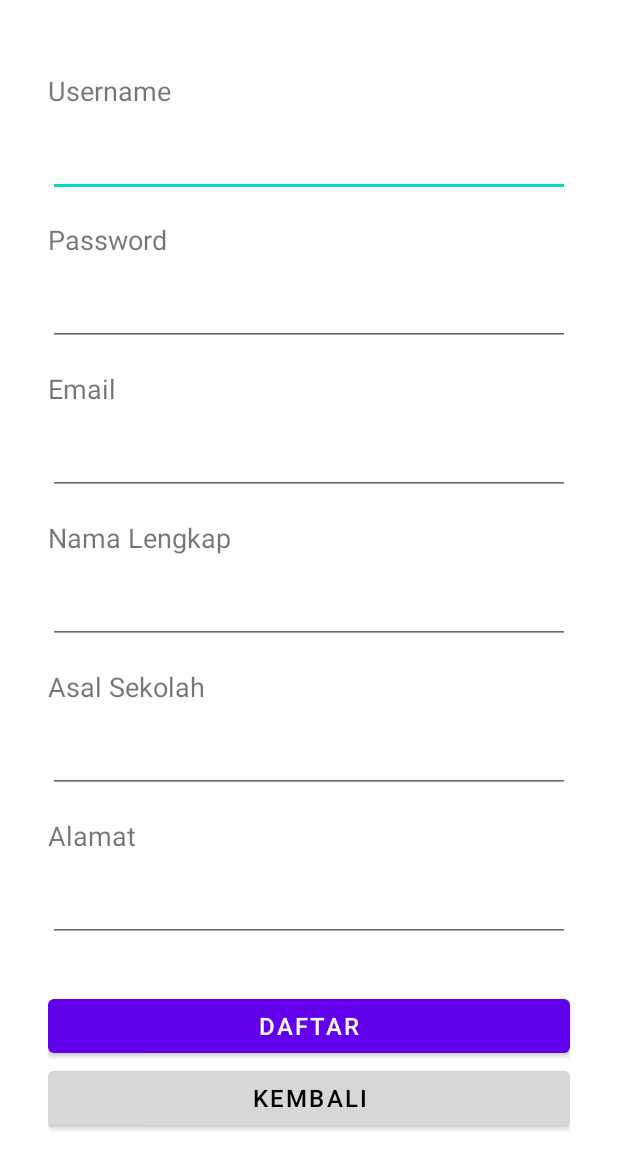
After one commit to sglkc/catatanku, an Android app: the RegisterActivity screen opened directly, with no data from a screen before it, on a phone screen of 412 x 824 dp. The commit adds this screen. Shown: the top 1169 px of the screen. Run offline under Robolectric (Android 15) with nearby library versions, the phone set to English and light mode, and no system bars.

Commit message:
feat: add Register activity

```diff
--- a/app/src/main/AndroidManifest.xml
+++ b/app/src/main/AndroidManifest.xml
@@ -15,6 +15,9 @@
         android:theme="@style/Theme.Catatanku"
         tools:targetApi="31">
         <activity
+            android:name=".RegisterActivity"
+            android:exported="false" />
+        <activity
             android:name=".LoginActivity"
             android:exported="false" />
         <activity
@@ -25,8 +28,7 @@
             android:exported="false" />
         <activity
             android:name=".SplashScreenActivity"
-            android:exported="true"
-            android:theme="@style/Theme.AppCompat.Light.NoActionBar">
+            android:exported="true">
             <intent-filter>
                 <action android:name="android.intent.action.MAIN" />
 
--- /dev/null
+++ b/app/src/main/java/id/my/sglkc/catatanku/RegisterActivity.java
@@ -0,0 +1,98 @@
+package id.my.sglkc.catatanku;
+
+import android.content.Intent;
+import android.os.Bundle;
+import android.widget.Button;
+import android.widget.EditText;
+import android.widget.Toast;
+
+import androidx.activity.EdgeToEdge;
+import androidx.activity.OnBackPressedCallback;
+import androidx.appcompat.app.AppCompatActivity;
+import androidx.core.graphics.Insets;
+import androidx.core.view.ViewCompat;
+import androidx.core.view.WindowInsetsCompat;
+
+public class RegisterActivity extends AppCompatActivity {
+    EditText usernameInput, passwordInput, emailInput, nameInput, schoolInput, addressInput;
+    Button registerButton, backButton;
+
+    @Override
+    protected void onCreate(Bundle savedInstanceState) {
+        super.onCreate(savedInstanceState);
+        getSupportActionBar().hide();
+        EdgeToEdge.enable(this);
+        setContentView(R.layout.activity_register);
+        ViewCompat.setOnApplyWindowInsetsListener(findViewById(R.id.main), (v, insets) -> {
+            Insets systemBars = insets.getInsets(WindowInsetsCompat.Type.systemBars());
+            v.setPadding(systemBars.left, systemBars.top, systemBars.right, systemBars.bottom);
+            return insets;
+        });
+
+        getOnBackPressedDispatcher().addCallback(this, new OnBackPressedCallback(true) {
+            @Override
+            public void handleOnBackPressed() {
+                goTo(LoginActivity.class);
+            }
+        });
+
+        usernameInput = findViewById(R.id.usernameInput);
+        passwordInput = findViewById(R.id.passwordInput);
+        emailInput = findViewById(R.id.emailInput);
+        nameInput = findViewById(R.id.nameInput);
+        schoolInput = findViewById(R.id.schoolInput);
+        addressInput = findViewById(R.id.addressInput);
+        registerButton = findViewById(R.id.registerButton);
+        backButton = findViewById(R.id.backButton);
+
+        registerButton.setOnClickListener(view -> register());
+        backButton.setOnClickListener(view -> getOnBackPressedDispatcher().onBackPressed());
+    }
+
+    protected void goTo(Class<?> activity) {
+        Intent intent = new Intent(RegisterActivity.this, activity);
+        startActivity(intent);
+        finish();
+    }
+
+    protected String[] validate() throws Exception {
+        String username = usernameInput.getText().toString();
+        String password = passwordInput.getText().toString();
+        String email = emailInput.getText().toString();
+        String name = nameInput.getText().toString();
+        String school = schoolInput.getText().toString();
+        String address = addressInput.getText().toString();
+        String[] data = new String[]{username, password, email, name, school, address};
+
+        for (String input: data) {
+            if (input.isEmpty()) throw new Exception();
+        }
+
+        return data;
+    }
+
+    protected void register() {
+        String[] data;
+
+        try {
+            data = validate();
+        } catch (Exception e) {
+            Toast.makeText(this, "Input tidak boleh kosong!", Toast.LENGTH_SHORT).show();
+            return;
+        }
+
+        Account.Responses res = Account.register(data);
+
+        switch(res) {
+            case ERROR:
+                Toast.makeText(this, "Tidak dapat membaca akun", Toast.LENGTH_SHORT).show();
+                break;
+            case ALREADY_EXISTS:
+                Toast.makeText(this, "Username sudah dipakai", Toast.LENGTH_SHORT).show();
+                break;
+            case SUCCESS:
+                goTo(MainActivity.class);
+                break;
+        }
+    }
+}
--- a/app/src/main/java/id/my/sglkc/catatanku/SplashScreenActivity.java
+++ b/app/src/main/java/id/my/sglkc/catatanku/SplashScreenActivity.java
@@ -3,6 +3,8 @@ package id.my.sglkc.catatanku;
 import android.content.Intent;
 import android.os.Bundle;
 import android.os.Handler;
+import android.widget.Button;
+import android.widget.EditText;
 
 import androidx.activity.EdgeToEdge;
 import androidx.appcompat.app.AppCompatActivity;
@@ -11,10 +13,10 @@ import androidx.core.view.ViewCompat;
 import androidx.core.view.WindowInsetsCompat;
 
 public class SplashScreenActivity extends AppCompatActivity {
-
     @Override
     protected void onCreate(Bundle savedInstanceState) {
         super.onCreate(savedInstanceState);
+        getSupportActionBar().hide();
         EdgeToEdge.enable(this);
         setContentView(R.layout.activity_splash_screen);
         ViewCompat.setOnApplyWindowInsetsListener(findViewById(R.id.main), (v, insets) -> {
@@ -23,6 +25,8 @@ public class SplashScreenActivity extends AppCompatActivity {
             return insets;
         });
 
+        Account.setContext(this);
+
         new Handler().postDelayed(() -> {
             Intent i = new Intent(SplashScreenActivity.this, LoginActivity.class);
             startActivity(i);
--- /dev/null
+++ b/app/src/main/res/layout/activity_register.xml
@@ -0,0 +1,148 @@
+<?xml version="1.0" encoding="utf-8"?>
+<androidx.constraintlayout.widget.ConstraintLayout xmlns:android="http://schemas.android.com/apk/res/android"
+    xmlns:app="http://schemas.android.com/apk/res-auto"
+    xmlns:tools="http://schemas.android.com/tools"
+    android:id="@+id/main"
+    android:layout_width="match_parent"
+    android:layout_height="match_parent"
+    tools:context=".RegisterActivity">
+
+    <ScrollView
+        android:layout_width="match_parent"
+        android:layout_height="match_parent">
+
+        <LinearLayout
+            android:layout_width="match_parent"
+            android:layout_height="wrap_content"
+            android:padding="32sp"
+            android:orientation="vertical">
+
+            <TextView
+                android:id="@+id/textView1"
+                android:layout_width="match_parent"
+                android:layout_height="wrap_content"
+                android:layout_marginTop="16sp"
+                android:text="@string/username"
+                android:textSize="18sp" />
+
+            <EditText
+                android:id="@+id/usernameInput"
+                android:layout_width="match_parent"
+                android:layout_height="wrap_content"
+                android:layout_marginTop="16sp"
+                android:ems="10"
+                android:inputType="text"
+                android:singleLine="true"
+                android:textSize="16sp" />
+
+            <TextView
+                android:id="@+id/textView2"
+                android:layout_width="match_parent"
+                android:layout_height="wrap_content"
+                android:layout_marginTop="16sp"
+                android:text="@string/password"
+                android:textSize="18sp" />
+
+            <EditText
+                android:id="@+id/passwordInput"
+                android:layout_width="match_parent"
+                android:layout_height="wrap_content"
+                android:layout_marginTop="16sp"
+                android:ems="10"
+                android:inputType="textPassword"
+                android:singleLine="true"
+                android:textSize="16sp" />
+
+            <TextView
+                android:id="@+id/textView3"
+                android:layout_width="match_parent"
+                android:layout_height="wrap_content"
+                android:layout_marginTop="16sp"
+                android:text="@string/email"
+                android:textSize="18sp" />
+
+            <EditText
+                android:id="@+id/emailInput"
+                android:layout_width="match_parent"
+                android:layout_height="wrap_content"
+                android:layout_marginTop="16sp"
+                android:ems="10"
+                android:inputType="textEmailAddress"
+                android:singleLine="true"
+                android:textSize="16sp" />
+
+            <TextView
+                android:id="@+id/textView4"
+                android:layout_width="match_parent"
+                android:layout_height="wrap_content"
+                android:layout_marginTop="16sp"
+                android:text="@string/name"
+                android:textSize="18sp" />
+
+            <EditText
+                android:id="@+id/nameInput"
+                android:layout_width="match_parent"
+                android:layout_height="wrap_content"
+                android:layout_marginTop="16sp"
+                android:ems="10"
+                android:inputType="text"
+                android:singleLine="true"
+                android:textSize="16sp" />
+
+            <TextView
+                android:id="@+id/textView5"
+                android:layout_width="match_parent"
+                android:layout_height="wrap_content"
+                android:layout_marginTop="16sp"
+                android:text="@string/school"
+                android:textSize="18sp" />
+
+            <EditText
+                android:id="@+id/schoolInput"
+                android:layout_width="match_parent"
+                android:layout_height="wrap_content"
+                android:layout_marginTop="16sp"
+                android:ems="10"
+                android:inputType="text"
+                android:singleLine="true"
+                android:textSize="16sp" />
+
+            <TextView
+                android:id="@+id/textView6"
+                android:layout_width="match_parent"
+                android:layout_height="wrap_content"
+                android:layout_marginTop="16sp"
+                android:text="@string/address"
+                android:textSize="18sp" />
+
+            <EditText
+                android:id="@+id/addressInput"
+                android:layout_width="match_parent"
+                android:layout_height="wrap_content"
+                android:layout_marginTop="16sp"
+                android:ems="10"
+                android:inputType="text"
+                android:singleLine="true"
+                android:textSize="16sp" />
+
+            <Button
+                android:id="@+id/registerButton"
+                android:layout_width="match_parent"
+                android:layout_height="wrap_content"
+                android:layout_marginTop="32sp"
+                android:text="@string/register_button"
+                android:textSize="16sp" />
+
+            <Button
+                android:id="@+id/backButton"
+                android:layout_width="match_parent"
+                android:layout_height="wrap_content"
+                android:layout_marginBottom="32sp"
+                android:backgroundTint="?attr/colorButtonNormal"
+                android:text="@string/back_button"
+                android:textColor="?attr/colorPrimaryDark"
+                android:textSize="16sp" />
+        </LinearLayout>
+    </ScrollView>
+
+</androidx.constraintlayout.widget.ConstraintLayout>
--- a/app/src/main/res/values/strings.xml
+++ b/app/src/main/res/values/strings.xml
@@ -7,4 +7,9 @@
     <string name="password">Password</string>
     <string name="login_button">Masuk</string>
     <string name="register_button">Daftar</string>
+    <string name="back_button">Kembali</string>
+    <string name="email">Email</string>
+    <string name="name">Nama Lengkap</string>
+    <string name="school">Asal Sekolah</string>
+    <string name="address">Alamat</string>
 </resources>
```
Also changed, not shown: app/src/main/java/id/my/sglkc/catatanku/Account.java (+31 -10 lines), app/src/main/java/id/my/sglkc/catatanku/LoginActivity.java (+7 -11 lines), app/src/main/res/layout/activity_login.xml (+12 -1 lines).
